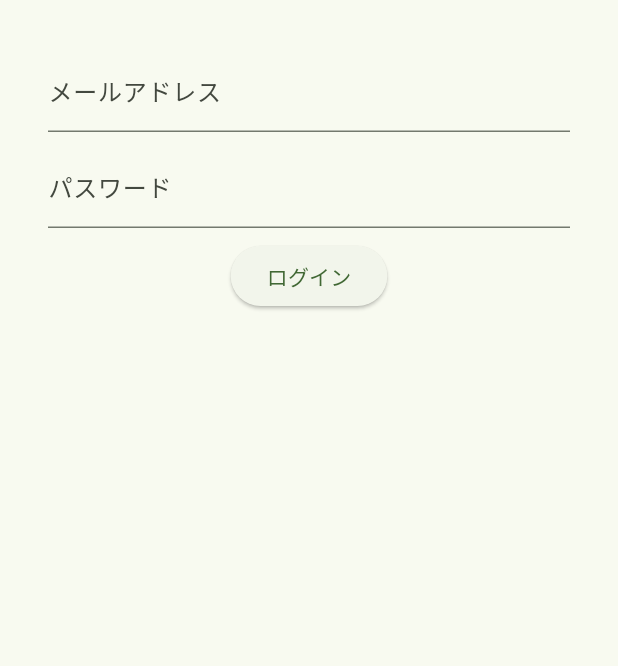
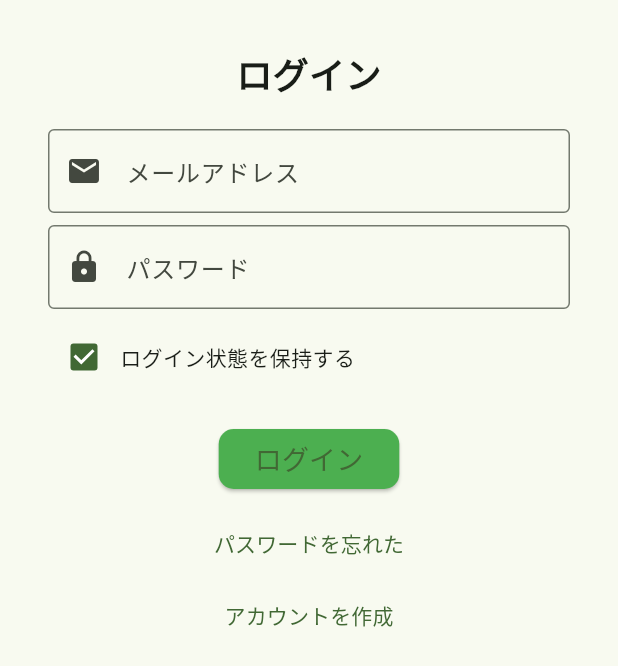
Before and after one commit to KotaWata223/flutter_application, a Flutter app: the screen it shows after launch, on a phone screen of 412 x 824 dp. Shown: the top 666 px of the screen. Run offline on Flutter 3.47's test engine with Material 3 defaults, Android fonts, the phone set to English and light mode, and no system bars; our stand-ins replace firebase_auth, firebase_core, table_calendar; accounts and stored records are empty.

Commit message:
ログイン画面のデザイン修正

```diff
--- a/lib/main.dart
+++ b/lib/main.dart
@@ -105,19 +105,30 @@ class _MyAuthPageState extends State<MyAuthPage> {
         padding: EdgeInsets.all(32),
         child: Column(
           children: <Widget>[
+            Text(
+              "ログイン",
+              style: TextStyle(fontSize: 24, fontWeight: FontWeight.bold),
+            ),
+            SizedBox(height: 20),
             TextFormField(
-                // テキスト入力のラベルを設定
-                decoration: InputDecoration(labelText: "メールアドレス"),
+              decoration: InputDecoration(
+                labelText: "メールアドレス",
+                border: OutlineInputBorder(),
+                prefixIcon: Icon(Icons.email),
+              ),
               onChanged: (String value) {
                 setState(() {
                   loginUserEmail = value;
                 });
               },
             ),
-              const SizedBox(height: 8),
+            SizedBox(height: 8),
             TextFormField(
-                decoration: InputDecoration(labelText: "パスワード"),
-                // パスワードが見えないようにする
+              decoration: InputDecoration(
+                labelText: "パスワード",
+                border: OutlineInputBorder(),
+                prefixIcon: Icon(Icons.lock),
+              ),
               obscureText: true,
               onChanged: (String value) {
                 setState(() {
@@ -125,40 +136,50 @@ class _MyAuthPageState extends State<MyAuthPage> {
                 });
               },
             ),
-              const SizedBox(height: 8),
+            SizedBox(height: 8),
+            Row(
+              children: [
+                Checkbox(value: true, onChanged: (bool? value) {}),
+                Text("ログイン状態を保持する"),
+              ],
+            ),
+            SizedBox(height: 20),
             ElevatedButton(
+              style: ElevatedButton.styleFrom(
+                backgroundColor: Colors.green,
+                shape: RoundedRectangleBorder(
+                    borderRadius: BorderRadius.circular(10)),
+              ),
               onPressed: () async {
                 try {
-                    // メール/パスワードでログイン
                   final FirebaseAuth auth = FirebaseAuth.instance;
                   final UserCredential result =
                       await auth.signInWithEmailAndPassword(
                     email: loginUserEmail,
                     password: loginUserPassword,
                   );
-
-                    // ログインに成功
                   final User user = result.user!;
                   await Navigator.of(context).pushReplacement(
                     MaterialPageRoute(builder: (context) {
-                        return BottomNavigation(); // HomePage ではなく BottomNavigation に遷移
+                      return BottomNavigation();
                     }),
                   );
                 } catch (e) {
-                    // ログインに失敗した場合
                   setState(() {
                     infoText = "ログイン に失敗しました：${e.toString()}";
                   });
                 }
               },
-                child: Text("ログイン"),
+              child: Text("ログイン", style: TextStyle(fontSize: 18)),
             ),
-              const SizedBox(height: 8),
+            SizedBox(height: 8),
+            TextButton(onPressed: () {}, child: Text("パスワードを忘れた")),
+            TextButton(onPressed: () {}, child: Text("アカウントを作成")),
+            SizedBox(height: 8),
             Text(infoText)
           ],
         ),
-        ),
-      ),
+      )),
     );
   }
 }
--- a/lib/src/screens/MyPage.dart
+++ b/lib/src/screens/MyPage.dart
@@ -20,7 +20,7 @@ class MyPage extends StatelessWidget {
               backgroundImage: AssetImage('assets/profile.jpg'), // 画像を追加
             ),
             SizedBox(height: 10),
-            Text('田村コウタ', style: TextStyle(fontSize: 20, fontWeight: FontWeight.bold)),
+            Text('渡辺晃太朗', style: TextStyle(fontSize: 20, fontWeight: FontWeight.bold)),
             Text('kota@example.com', style: TextStyle(fontSize: 16, color: Colors.grey)),
 
             SizedBox(height: 20),
```
Lines whose indentation alone changed are shown as unchanged.
